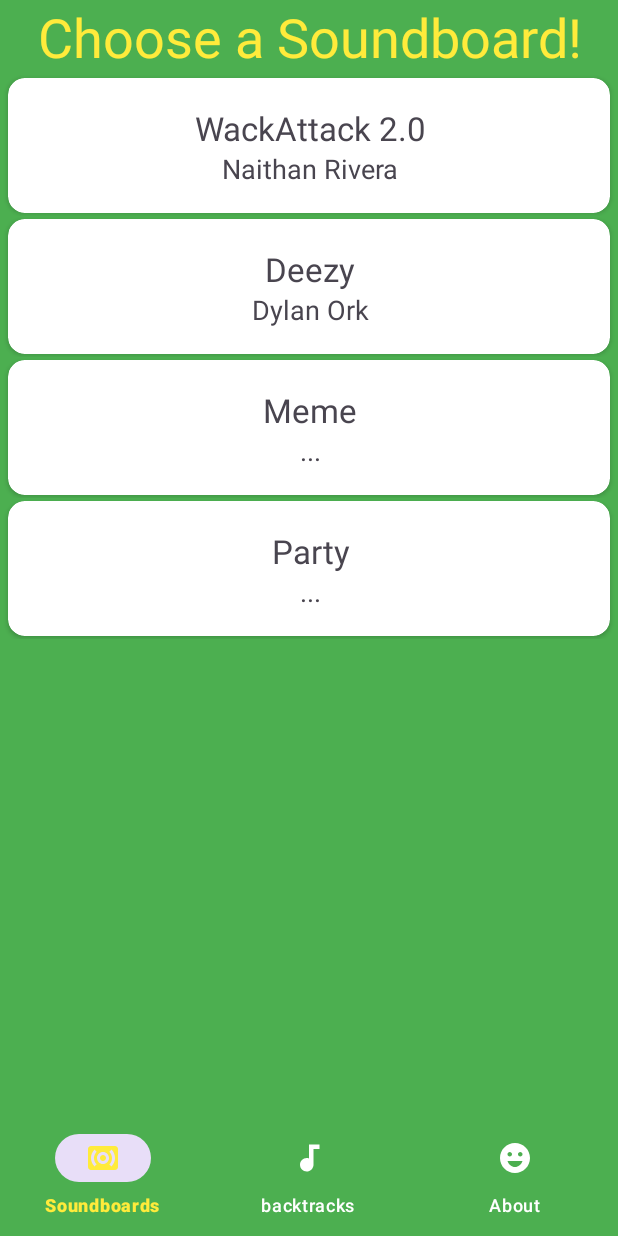
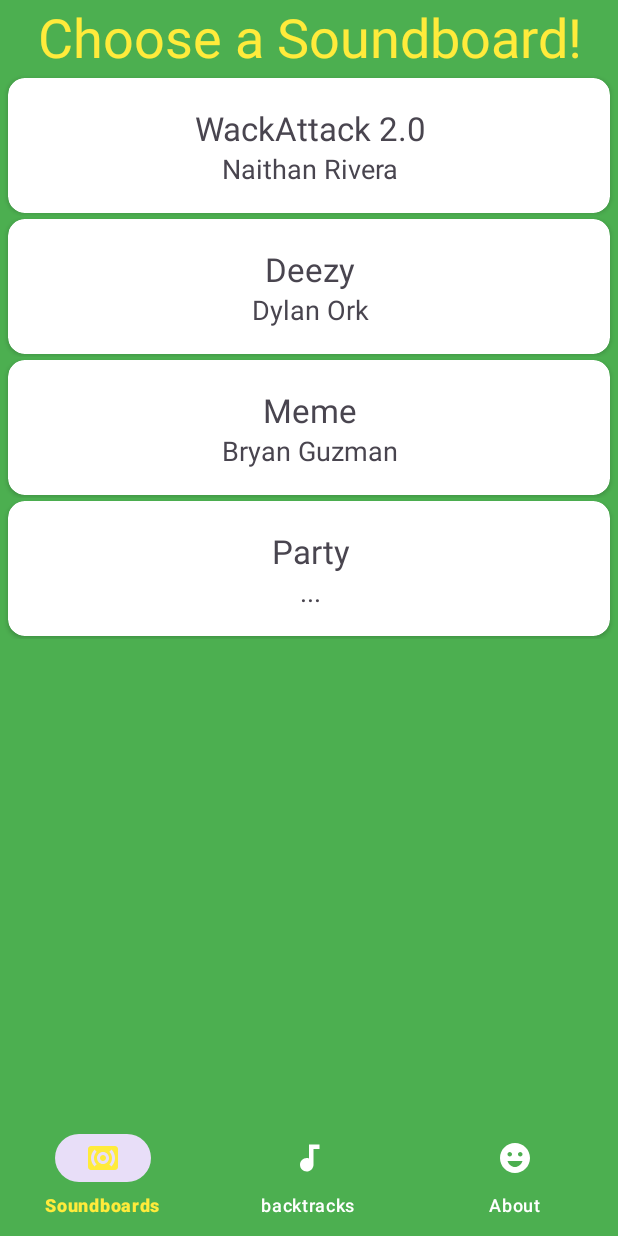
Before and after one commit to ryantburke/PolytechnicSoundboard, an Android app: the ChooseSoundboardFragment screen opened directly, with no data from a screen before it, on a phone screen of 412 x 824 dp. Run offline under Robolectric (Android 15) with nearby library versions, the phone set to English and light mode, and no system bars.

Commit message:
minor updates

```diff
--- a/app/src/main/java/com/poly/soundboard/ChooseSoundboardFragment.java
+++ b/app/src/main/java/com/poly/soundboard/ChooseSoundboardFragment.java
@@ -42,7 +42,7 @@ public class ChooseSoundboardFragment extends Fragment {
         this.soundboardsList = new ArrayList<ModelSoundBoard>();
         this.soundboardsList.add(new ModelSoundBoard("WackAttack 2.0", "Naithan Rivera", new SoundBoardNaithan()));
         this.soundboardsList.add(new ModelSoundBoard("Deezy", "Dylan Ork", new SoundboardDeezy()));
-        this.soundboardsList.add(new ModelSoundBoard("Meme", "...", new SoundBoardMeme()));
+        this.soundboardsList.add(new ModelSoundBoard("Meme", "Bryan Guzman", new SoundBoardMeme()));
         this.soundboardsList.add(new ModelSoundBoard("Party", "...", new SoundBoardParty()));
 
         RecyclerViewAdapterSoundBoard adapter = new RecyclerViewAdapterSoundBoard(this.context, this.soundboardsList);
```
